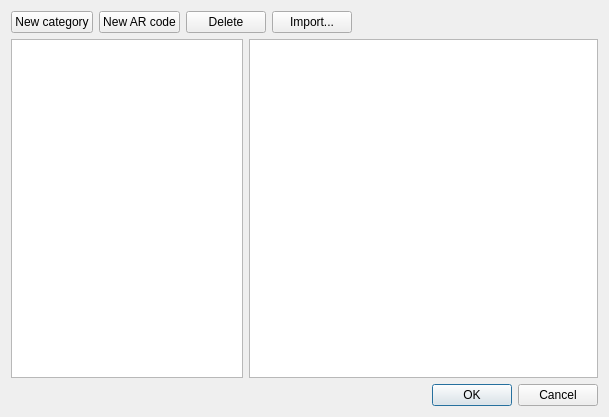
Qt form src/frontend/qt_sdl/CheatsDialog.ui (openpak/melonds) before a commit.
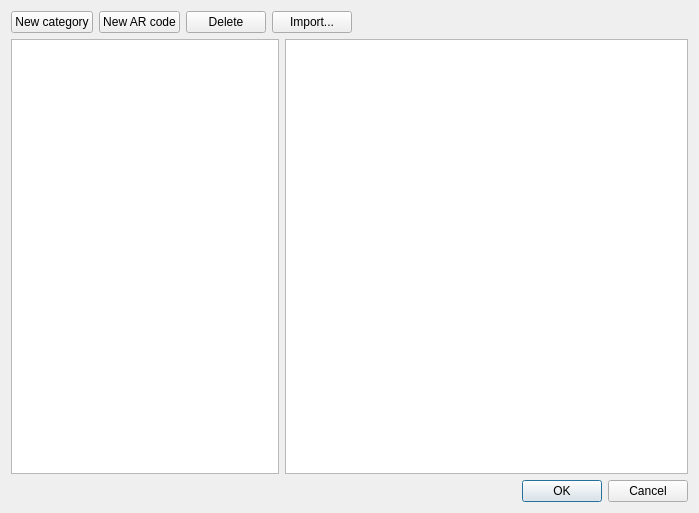
The same form after that commit.

What changed in the file:
```diff
--- a/src/frontend/qt_sdl/CheatsDialog.ui
+++ b/src/frontend/qt_sdl/CheatsDialog.ui
@@ -6,8 +6,8 @@
    <rect>
     <x>0</x>
     <y>0</y>
-    <width>609</width>
-    <height>417</height>
+    <width>699</width>
+    <height>513</height>
    </rect>
   </property>
   <property name="windowTitle">
```
